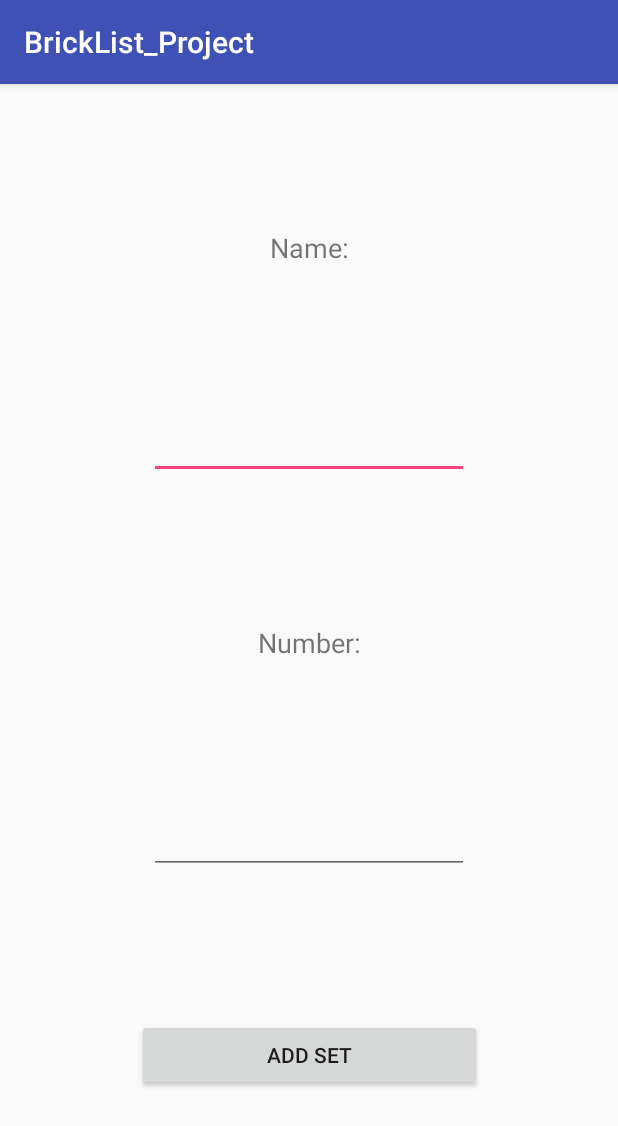
After one commit to Items0/BrickList, an Android app: the addSetActivity screen opened directly, with no data from a screen before it, on a phone screen of 412 x 824 dp. The commit adds this screen. Shown: the top 1126 px of the screen. Run offline under Robolectric (Android 15) with nearby library versions, the phone set to English and light mode, and no system bars.

Commit message:
Create new set with addSetActivity

```diff
--- a/app/src/main/AndroidManifest.xml
+++ b/app/src/main/AndroidManifest.xml
@@ -17,7 +17,8 @@
             </intent-filter>
         </activity>
         <activity android:name=".SettingsActivity" />
-        <activity android:name=".SetActivity"></activity>
+        <activity android:name=".SetActivity" />
+        <activity android:name=".addSetActivity"></activity>
     </application>
 
 </manifest>
--- /dev/null
+++ b/app/src/main/java/com/example/patryk/bricklist_project/addSetActivity.kt
@@ -0,0 +1,25 @@
+package com.example.patryk.bricklist_project
+
+import android.app.Activity
+import android.content.Intent
+import android.support.v7.app.AppCompatActivity
+import android.os.Bundle
+import android.view.View
+import kotlinx.android.synthetic.main.activity_add_set.*
+import kotlinx.android.synthetic.main.activity_settings.*
+
+class addSetActivity : AppCompatActivity() {
+
+    override fun onCreate(savedInstanceState: Bundle?) {
+        super.onCreate(savedInstanceState)
+        setContentView(R.layout.activity_add_set)
+    }
+
+    fun addSet(v: View) {
+        val data = Intent()
+        data.putExtra("number",  numberEditText.text.toString())
+        data.putExtra("name",  nameEditText.text.toString())
+        setResult(Activity.RESULT_OK, data)
+        super.finish()
+    }
+}
--- /dev/null
+++ b/app/src/main/res/layout/activity_add_set.xml
@@ -0,0 +1,69 @@
+<?xml version="1.0" encoding="utf-8"?>
+<android.support.constraint.ConstraintLayout xmlns:android="http://schemas.android.com/apk/res/android"
+    xmlns:app="http://schemas.android.com/apk/res-auto"
+    xmlns:tools="http://schemas.android.com/tools"
+    android:layout_width="match_parent"
+    android:layout_height="match_parent"
+    tools:context=".addSetActivity">
+
+    <TextView
+        android:id="@+id/textView2"
+        android:layout_width="wrap_content"
+        android:layout_height="wrap_content"
+        android:text="Name:"
+        android:textSize="18sp"
+        app:layout_constraintBottom_toTopOf="@+id/nameEditText"
+        app:layout_constraintEnd_toEndOf="parent"
+        app:layout_constraintHorizontal_bias="0.5"
+        app:layout_constraintStart_toStartOf="parent"
+        app:layout_constraintTop_toTopOf="parent" />
+
+    <TextView
+        android:id="@+id/textView3"
+        android:layout_width="wrap_content"
+        android:layout_height="wrap_content"
+        android:text="Number:"
+        android:textSize="18sp"
+        app:layout_constraintBottom_toTopOf="@+id/numberEditText"
+        app:layout_constraintEnd_toEndOf="parent"
+        app:layout_constraintHorizontal_bias="0.5"
+        app:layout_constraintStart_toStartOf="parent"
+        app:layout_constraintTop_toBottomOf="@+id/nameEditText" />
+
+    <EditText
+        android:id="@+id/nameEditText"
+        android:layout_width="wrap_content"
+        android:layout_height="wrap_content"
+        android:ems="10"
+        android:inputType="textPersonName"
+        app:layout_constraintBottom_toTopOf="@+id/textView3"
+        app:layout_constraintEnd_toEndOf="parent"
+        app:layout_constraintHorizontal_bias="0.5"
+        app:layout_constraintStart_toStartOf="parent"
+        app:layout_constraintTop_toBottomOf="@+id/textView2" />
+
+    <EditText
+        android:id="@+id/numberEditText"
+        android:layout_width="wrap_content"
+        android:layout_height="wrap_content"
+        android:ems="10"
+        android:inputType="number"
+        app:layout_constraintBottom_toTopOf="@+id/button"
+        app:layout_constraintEnd_toEndOf="parent"
+        app:layout_constraintHorizontal_bias="0.5"
+        app:layout_constraintStart_toStartOf="parent"
+        app:layout_constraintTop_toBottomOf="@+id/textView3" />
+
+    <Button
+        android:id="@+id/button"
+        android:layout_width="230dp"
+        android:layout_height="wrap_content"
+        android:onClick="addSet"
+        android:text="Add set"
+        app:layout_constraintBottom_toBottomOf="parent"
+        app:layout_constraintEnd_toEndOf="parent"
+        app:layout_constraintHorizontal_bias="0.5"
+        app:layout_constraintStart_toStartOf="parent"
+        app:layout_constraintTop_toBottomOf="@+id/numberEditText" />
+
+</android.support.constraint.ConstraintLayout>
--- a/app/src/main/res/layout/activity_main.xml
+++ b/app/src/main/res/layout/activity_main.xml
@@ -21,8 +21,8 @@
         android:layout_width="wrap_content"
         android:layout_height="wrap_content"
         android:layout_marginBottom="8dp"
-        android:onClick="addFunction"
-        android:text="Add set"
+        android:onClick="addNewSet"
+        android:text="New set"
         app:layout_constraintBottom_toBottomOf="parent"
         app:layout_constraintEnd_toStartOf="@+id/settingsButton"
         app:layout_constraintHorizontal_bias="0.5"
--- a/app/src/main/res/layout/activity_settings.xml
+++ b/app/src/main/res/layout/activity_settings.xml
@@ -20,10 +20,10 @@
 
     <TextView
         android:id="@+id/textView"
-        android:layout_width="118dp"
-        android:layout_height="23dp"
+        android:layout_width="76dp"
+        android:layout_height="19dp"
         android:layout_marginTop="24dp"
-        android:text="Prefix adresu URL:"
+        android:text="URL Prefix:"
         app:layout_constraintEnd_toEndOf="parent"
         app:layout_constraintHorizontal_bias="0.5"
         app:layout_constraintStart_toStartOf="parent"
```
Also changed, not shown: app/src/main/java/com/example/patryk/bricklist_project/MainActivity.kt (+24 -11 lines), app/src/main/res/layout/activity_set.xml (+30 -7 lines).
